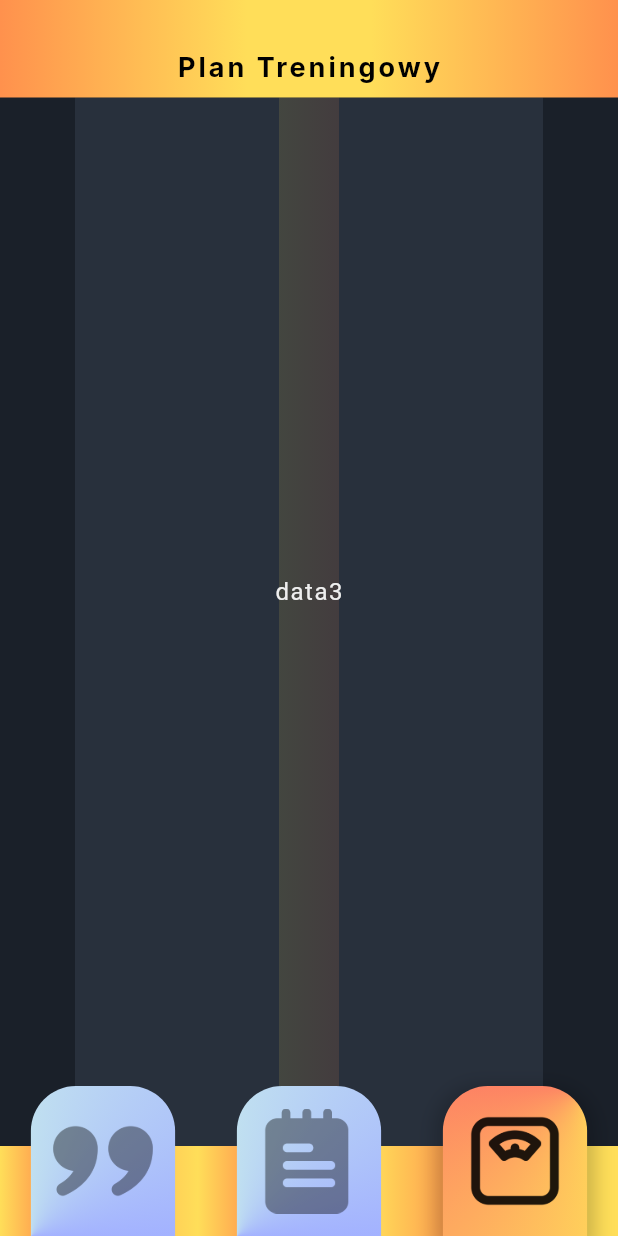
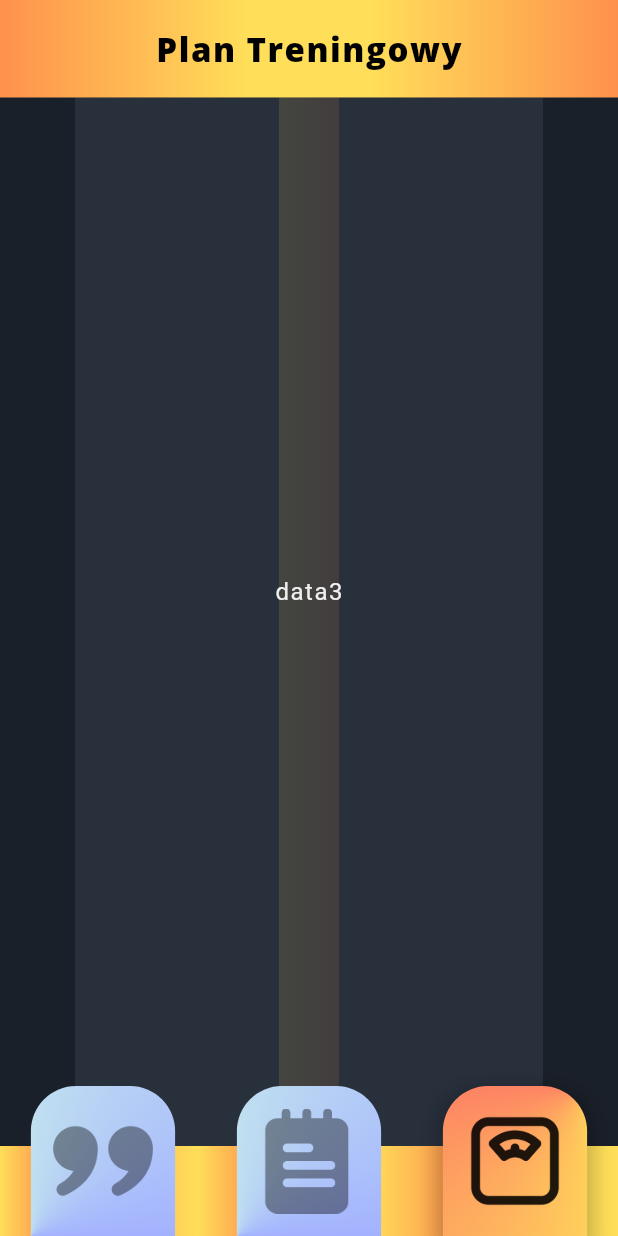
Before and after one commit to kluchoo/DoIt, a Flutter app: the screen it shows after launch, item 3 of the bottom bar chosen, on a phone screen of 412 x 824 dp. Run offline on Flutter 3.47's test engine with Material 3 defaults, Android fonts, the phone set to English and light mode, and no system bars; our stand-ins replace flutter_card_swiper, google_fonts.

Commit message:
Poprawa wyglądu appbaru

```diff
--- a/lib/strony/aplikacja/home.dart
+++ b/lib/strony/aplikacja/home.dart
@@ -4,6 +4,7 @@ import 'package:do_it/komponenty/text.dart';
 import 'package:do_it/providers/home_page_providers.dart';
 import 'package:do_it/strony/aplikacja/zakladki/cytaty.dart';
 import 'package:flutter/material.dart';
+import 'package:google_fonts/google_fonts.dart';
 import 'package:provider/provider.dart';
 
 class Home extends StatefulWidget {
@@ -43,12 +44,15 @@ class _HomeState extends State<Home> {
                 1
               ])),
               child: Center(
-                child: Padding(
-              padding: const EdgeInsets.fromLTRB(0, 25, 0, 0),
-              child: StylizowanyTytul(context.watch<TitleProvider>().title,
-                  color: Colors.black),
-            )),
+                  child: Text(
+                context.watch<TitleProvider>().title,
+                style: GoogleFonts.openSans(
+                  fontSize: 22,
+                  letterSpacing: 1,
+                  color: const Color.fromARGB(255, 0, 0, 0),
+                  fontWeight: FontWeight.w800,
                 ),
+              ))),
         ),
         body: MainAppBackground(Stack(
           children: [
```
Lines whose indentation alone changed are shown as unchanged.
